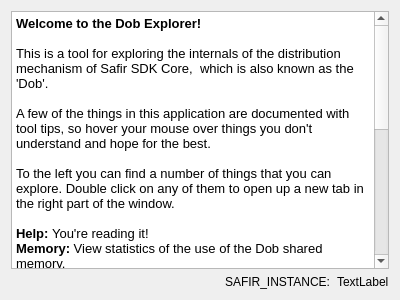
Qt form src/dose/dose_dobexplorer.ss/src/About.ui (SafirSDK/safir-sdk-core) before a commit.
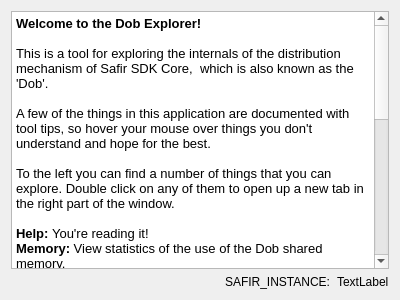
The same form after that commit.

Commit message: Make it possible to toggle SimulateOverflow flags from dobexplorer #566

The edit to the form file:
```diff
--- a/src/dose/dose_dobexplorer.ss/src/About.ui
+++ b/src/dose/dose_dobexplorer.ss/src/About.ui
@@ -21,9 +21,12 @@
     <widget class="QTextEdit" name="textEdit">
      <property name="html">
       <string>&lt;!DOCTYPE HTML PUBLIC &quot;-//W3C//DTD HTML 4.0//EN&quot; &quot;http://www.w3.org/TR/REC-html40/strict.dtd&quot;&gt;
-&lt;html&gt;&lt;head&gt;&lt;meta name=&quot;qrichtext&quot; content=&quot;1&quot; /&gt;&lt;style type=&quot;text/css&quot;&gt;
+&lt;html&gt;&lt;head&gt;&lt;meta name=&quot;qrichtext&quot; content=&quot;1&quot; /&gt;&lt;meta charset=&quot;utf-8&quot; /&gt;&lt;style type=&quot;text/css&quot;&gt;
 p, li { white-space: pre-wrap; }
-&lt;/style&gt;&lt;/head&gt;&lt;body style=&quot; font-family:'Ubuntu'; font-size:11pt; font-weight:400; font-style:normal;&quot;&gt;
+hr { height: 1px; border-width: 0; }
+li.unchecked::marker { content: &quot;\2610&quot;; }
+li.checked::marker { content: &quot;\2612&quot;; }
+&lt;/style&gt;&lt;/head&gt;&lt;body style=&quot; font-family:'Sans Serif'; font-size:9pt; font-weight:400; font-style:normal;&quot;&gt;
 &lt;p style=&quot; margin-top:0px; margin-bottom:0px; margin-left:0px; margin-right:0px; -qt-block-indent:0; text-indent:0px;&quot;&gt;&lt;span style=&quot; font-family:'Sans'; font-size:10pt; font-weight:600;&quot;&gt;Welcome to the Dob Explorer!&lt;/span&gt;&lt;/p&gt;
 &lt;p style=&quot;-qt-paragraph-type:empty; margin-top:0px; margin-bottom:0px; margin-left:0px; margin-right:0px; -qt-block-indent:0; text-indent:0px; font-family:'Sans'; font-size:10pt; font-weight:600;&quot;&gt;&lt;br /&gt;&lt;/p&gt;
 &lt;p style=&quot; margin-top:0px; margin-bottom:0px; margin-left:0px; margin-right:0px; -qt-block-indent:0; text-indent:0px;&quot;&gt;&lt;span style=&quot; font-family:'Sans'; font-size:10pt;&quot;&gt;This is a tool for exploring the internals of the distribution mechanism of Safir SDK Core,  which is also known as the 'Dob'.&lt;/span&gt;&lt;/p&gt;
@@ -36,6 +39,8 @@
 &lt;p style=&quot; margin-top:0px; margin-bottom:0px; margin-left:0px; margin-right:0px; -qt-block-indent:0; text-indent:0px;&quot;&gt;&lt;span style=&quot; font-family:'Sans'; font-size:10pt; font-weight:600;&quot;&gt;Memory: &lt;/span&gt;&lt;span style=&quot; font-family:'Sans'; font-size:10pt;&quot;&gt;View statistics of the use of the Dob shared memory.&lt;/span&gt;&lt;/p&gt;
 &lt;p style=&quot; margin-top:0px; margin-bottom:0px; margin-left:0px; margin-right:0px; -qt-block-indent:0; text-indent:0px;&quot;&gt;&lt;span style=&quot; font-family:'Sans'; font-size:10pt; font-weight:600;&quot;&gt;Registrations:&lt;/span&gt;&lt;span style=&quot; font-family:'Sans'; font-size:10pt;&quot;&gt; View information about all registrations of entities and services.&lt;/span&gt;&lt;/p&gt;
 &lt;p style=&quot; margin-top:0px; margin-bottom:0px; margin-left:0px; margin-right:0px; -qt-block-indent:0; text-indent:0px;&quot;&gt;&lt;span style=&quot; font-family:'Sans'; font-size:10pt; font-weight:600;&quot;&gt;Connections: &lt;/span&gt;&lt;span style=&quot; font-family:'Sans'; font-size:10pt;&quot;&gt;View information about message and request queues for each local connection on the node. All connections will appear under this item if you expand it (i.e. double click on 'Connections').&lt;/span&gt;&lt;/p&gt;
+&lt;p style=&quot; margin-top:0px; margin-bottom:0px; margin-left:0px; margin-right:0px; -qt-block-indent:0; text-indent:0px;&quot;&gt;&lt;span style=&quot; font-family:'Sans'; font-size:10pt; font-weight:700;&quot;&gt;Connection Statistics: &lt;/span&gt;&lt;span style=&quot; font-family:'Sans'; font-size:10pt;&quot;&gt;An overview of all connections and some statistics on messages and requests.&lt;/span&gt;&lt;/p&gt;
+&lt;p style=&quot; margin-top:0px; margin-bottom:0px; margin-left:0px; margin-right:0px; -qt-block-indent:0; text-indent:0px;&quot;&gt;&lt;span style=&quot; font-family:'Sans'; font-size:10pt; font-weight:700;&quot;&gt;Simulate Overflows: &lt;/span&gt;&lt;span style=&quot; font-family:'Sans'; font-size:10pt;&quot;&gt;Functionality to turn on and off simulated overflows for requests and messages.&lt;/span&gt;&lt;/p&gt;
 &lt;p style=&quot; margin-top:0px; margin-bottom:0px; margin-left:0px; margin-right:0px; -qt-block-indent:0; text-indent:0px;&quot;&gt;&lt;span style=&quot; font-family:'Sans'; font-size:10pt; font-weight:600;&quot;&gt;Entities: &lt;/span&gt;&lt;span style=&quot; font-family:'Sans'; font-size:10pt;&quot;&gt;View internal low level information about the actual entity states that exist in the shared memory on this node. This will display a lot of details and technical information that is not normally visible to applications, and is quite useful when debugging the Dob.&lt;/span&gt;&lt;/p&gt;
 &lt;p style=&quot; margin-top:0px; margin-bottom:0px; margin-left:0px; margin-right:0px; -qt-block-indent:0; text-indent:0px;&quot;&gt;&lt;span style=&quot; font-family:'Sans'; font-size:10pt; font-weight:600;&quot;&gt;Entity Statistics: &lt;/span&gt;&lt;span style=&quot; font-family:'Sans'; font-size:10pt;&quot;&gt;Show an overview of the internal low level information for all entity types. The columns can be sorted which makes it easy to identify entity types that exhibit abnormal behaviour. Further details can then be viewed using the Entities tab.&lt;/span&gt;&lt;/p&gt;
 &lt;p style=&quot; margin-top:0px; margin-bottom:0px; margin-left:0px; margin-right:0px; -qt-block-indent:0; text-indent:0px;&quot;&gt;&lt;span style=&quot; font-family:'Sans'; font-size:10pt; font-weight:600;&quot;&gt;Remote Connections: &lt;/span&gt;&lt;span style=&quot; font-family:'Sans'; font-size:10pt;&quot;&gt;Show connections on other nodes.&lt;/span&gt;&lt;/p&gt;
```
Left out of the diff: 2 changed lines with no effect on the pictures. The commit also changes 9 other files.
